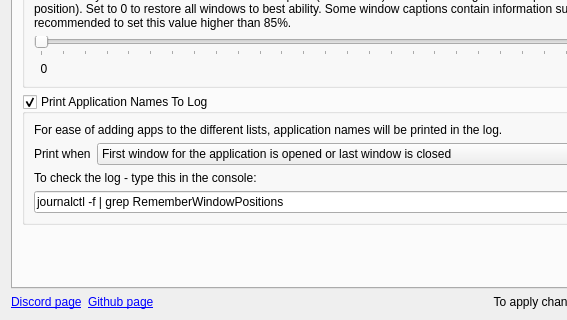
Above: src/contents/ui/config.ui from rxappdev/RememberWindowPositions before the change; both pictures show x 0 to 567 and y 320 to 640 of the 1176 by 640 pixel window. Below: the same form after it.
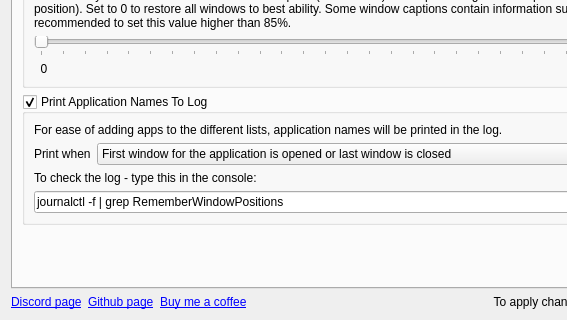
That is the form after the change. Icons and pictures are not drawn.

Commit message: Added link to buy me a coffee

The edit to the form file:
```diff
--- a/src/contents/ui/config.ui
+++ b/src/contents/ui/config.ui
@@ -713,11 +713,36 @@
      </item>
      <item>
       <widget class="QLabel" name="label_webpageLink">
+       <property name="sizePolicy">
+        <sizepolicy hsizetype="Fixed" vsizetype="Preferred">
+         <horstretch>0</horstretch>
+         <verstretch>0</verstretch>
+        </sizepolicy>
+       </property>
        <property name="toolTip">
         <string>https://github.com/rxappdev/RememberWindowPositions</string>
        </property>
        <property name="text">
         <string>&lt;a href=&quot;https://github.com/rxappdev/RememberWindowPositions&quot;&gt;Github page&lt;/a&gt;</string>
+       </property>
+       <property name="margin">
+        <number>0</number>
+       </property>
+       <property name="openExternalLinks">
+        <bool>true</bool>
+       </property>
+      </widget>
+     </item>
+     <item>
+      <widget class="QLabel" name="label_3">
+       <property name="mouseTracking">
+        <bool>true</bool>
+       </property>
+       <property name="toolTip">
+        <string>https://buymeacoffee.com/rxappdev</string>
+       </property>
+       <property name="text">
+        <string>&lt;a href=&quot;https://buymeacoffee.com/rxappdev&quot;&gt;Buy me a coffee&lt;/a&gt;</string>
        </property>
        <property name="margin">
         <number>8</number>
```
Left out of the diff: 3 changed lines with no effect on the pictures.
